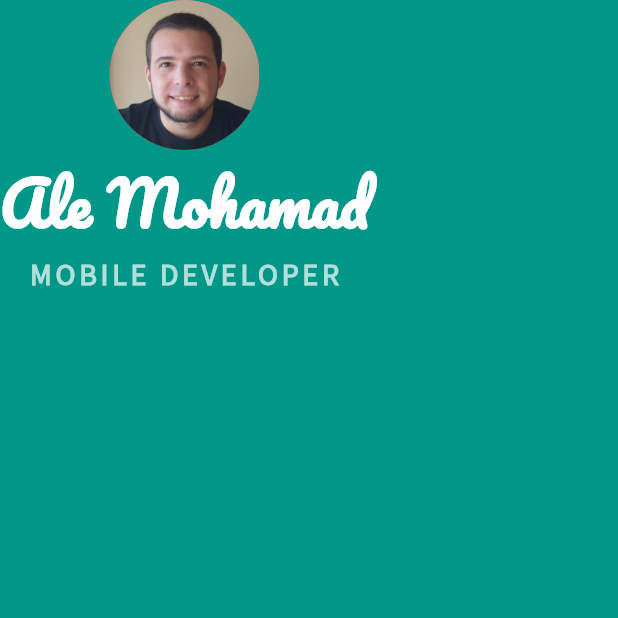
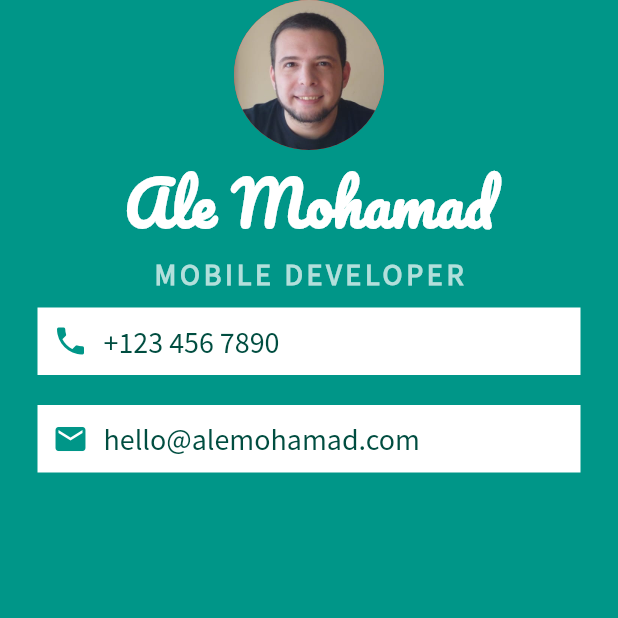
Before and after one commit to alemohamad/flutter-appbrewery, a Flutter app: the screen it shows after launch, on a phone screen of 412 x 824 dp, the top half of it. Run offline on Flutter 3.47's test engine with Material 2 defaults, Android fonts, the phone set to English and light mode, and no system bars.

Commit message:
Added containers with custom Material Icons

```diff
--- a/mi_card_flutter/lib/main.dart
+++ b/mi_card_flutter/lib/main.dart
@@ -37,6 +37,54 @@
                   fontWeight: FontWeight.bold,
                 ),
               ),
+              Container(
+                color: Colors.white,
+                margin: EdgeInsets.symmetric(vertical: 10.0, horizontal: 25.0),
+                padding: EdgeInsets.all(10.0),
+                child: Row(
+                  children: <Widget>[
+                    Icon(
+                      Icons.phone,
+                      color: Colors.teal,
+                    ),
+                    SizedBox(
+                      width: 10.0,
+                    ),
+                    Text(
+                      '+123 456 7890',
+                      style: TextStyle(
+                        color: Colors.teal.shade900,
+                        fontFamily: 'SourceSansPro',
+                        fontSize: 20.0,
+                      ),
+                    ),
+                  ],
+                ),
+              ),
+              Container(
+                color: Colors.white,
+                margin: EdgeInsets.symmetric(vertical: 10.0, horizontal: 25.0),
+                padding: EdgeInsets.all(10.0),
+                child: Row(
+                  children: <Widget>[
+                    Icon(
+                      Icons.mail,
+                      color: Colors.teal,
+                    ),
+                    SizedBox(
+                      width: 10.0,
+                    ),
+                    Text(
+                      'hello@alemohamad.com',
+                      style: TextStyle(
+                        color: Colors.teal.shade900,
+                        fontFamily: 'SourceSansPro',
+                        fontSize: 20.0,
+                      ),
+                    ),
+                  ],
+                ),
+              ),
             ],
           ),
         ),
```
